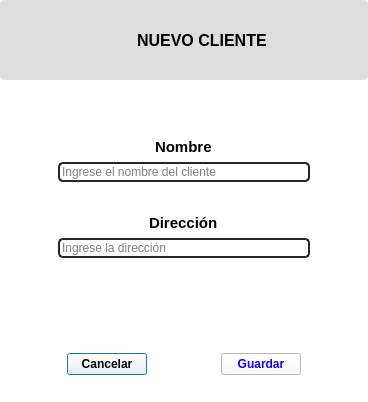
This is resources/ui/client_form.ui in Julian2455/beatmat as Qt 5 draws it before an edit. The edited form follows.
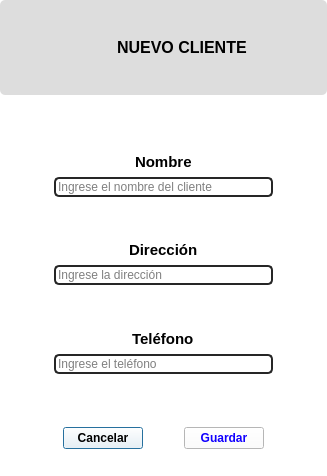
This is the edited form. Icons and pictures are not drawn.

Patch:
```diff
--- a/resources/ui/client_form.ui
+++ b/resources/ui/client_form.ui
@@ -6,8 +6,8 @@
    <rect>
     <x>0</x>
     <y>0</y>
-    <width>368</width>
-    <height>402</height>
+    <width>327</width>
+    <height>476</height>
    </rect>
   </property>
   <property name="windowTitle">
@@ -200,13 +200,10 @@
            <property name="orientation">
             <enum>Qt::Vertical</enum>
            </property>
-           <property name="sizeType">
-            <enum>QSizePolicy::Preferred</enum>
-           </property>
            <property name="sizeHint" stdset="0">
             <size>
-             <width>26</width>
-             <height>26</height>
+             <width>20</width>
+             <height>40</height>
             </size>
            </property>
           </spacer>
@@ -239,6 +236,45 @@
            </property>
           </widget>
          </item>
+         <item>
+          <spacer name="verticalSpacer_4">
+           <property name="orientation">
+            <enum>Qt::Vertical</enum>
+           </property>
+           <property name="sizeHint" stdset="0">
+            <size>
+             <width>20</width>
+             <height>40</height>
+            </size>
+           </property>
+          </spacer>
+         </item>
+         <item alignment="Qt::AlignHCenter">
+          <widget class="QLabel" name="label_5">
+           <property name="font">
+            <font>
+             <pointsize>11</pointsize>
+             <bold>true</bold>
+            </font>
+           </property>
+           <property name="text">
+            <string>Teléfono</string>
+           </property>
+          </widget>
+         </item>
+         <item>
+          <widget class="QLineEdit" name="lineEdit_3">
+           <property name="styleSheet">
+            <string notr="true">border: 2px solid rgb(38, 38, 38);
+border-radius: 5px;
+color:black;
+</string>
+           </property>
+           <property name="placeholderText">
+            <string>Ingrese el teléfono</string>
+           </property>
+          </widget>
+         </item>
          <item>
           <spacer name="verticalSpacer">
            <property name="orientation">
```
